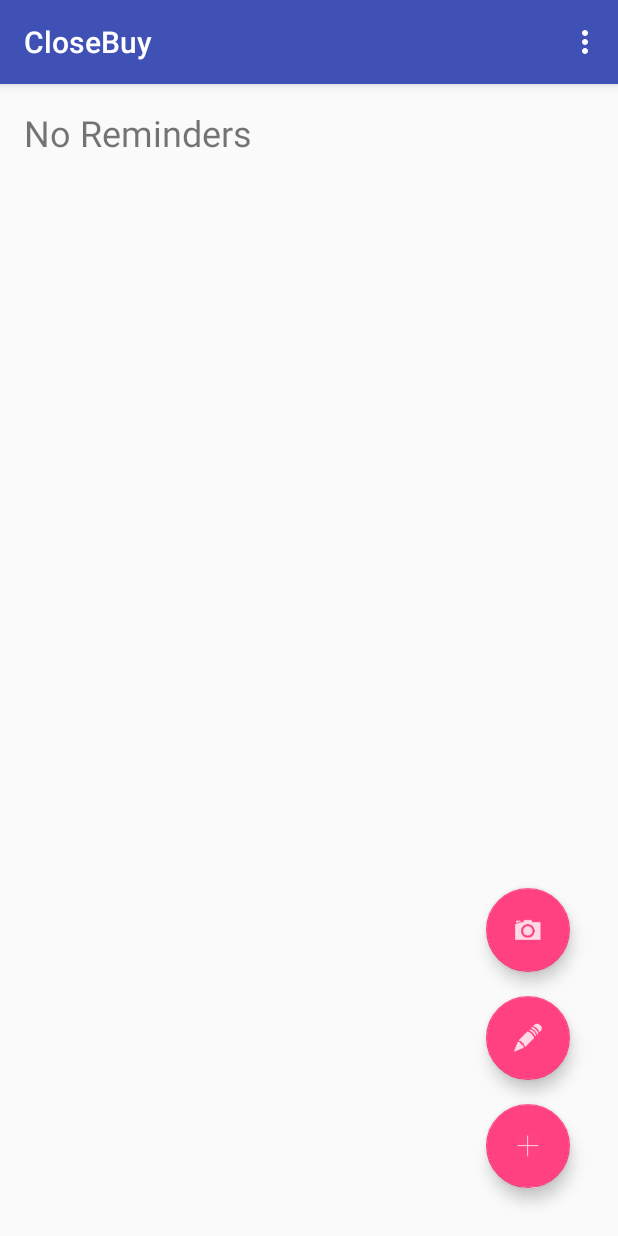
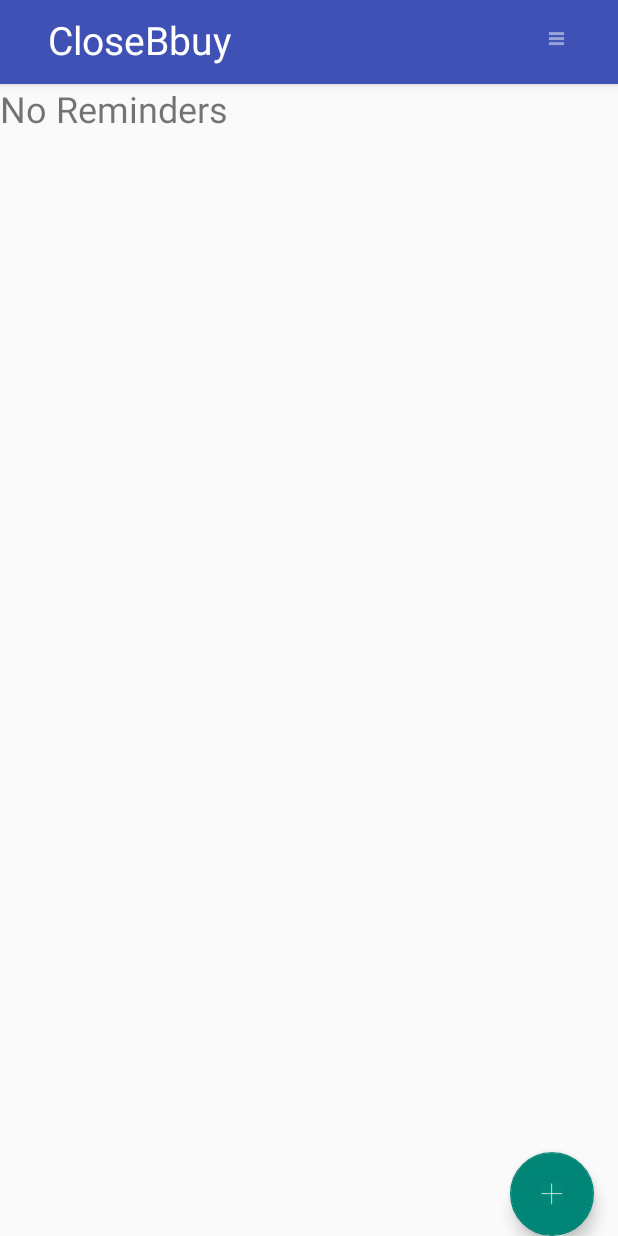
Before and after one commit to kbalouse/CloseBuy, an Android app: the screen it shows after launch (HomeActivity), after a tap on an icon or button, on a phone screen of 412 x 824 dp. Run offline under Robolectric (Android 15) with nearby library versions, the phone set to English and light mode, and no system bars; 1 other tap on this screen came first.

Commit message:
Created sliding drawer for the settings menu. Hooked up settings controls with app preferences. Got rid of action bar menu. Created custom app bar instead of using default.

```diff
--- a/CloseBuy/app/src/main/AndroidManifest.xml
+++ b/CloseBuy/app/src/main/AndroidManifest.xml
@@ -9,7 +9,7 @@
         android:icon="@mipmap/ic_launcher"
         android:label="@string/app_name"
         android:supportsRtl="true"
-        android:theme="@style/AppTheme" >
+        android:theme="@style/Theme.AppCompat.Light.NoActionBar" >
 
         <activity android:name=".HomeActivity" >
             <intent-filter>
--- a/CloseBuy/app/src/main/java/fourpointoh/closebuy/HomeActivity.java
+++ b/CloseBuy/app/src/main/java/fourpointoh/closebuy/HomeActivity.java
@@ -5,21 +5,23 @@
 import android.content.Intent;
 import android.content.SharedPreferences;
 import android.content.pm.PackageManager;
-import android.content.res.Resources;
 import android.support.design.widget.FloatingActionButton;
 import android.support.v4.app.ActivityCompat;
 import android.support.v4.content.ContextCompat;
+import android.support.v4.widget.DrawerLayout;
 import android.support.v7.app.AppCompatActivity;
 import android.os.Bundle;
 import android.util.Log;
 import android.view.ContextMenu;
-import android.view.Menu;
-import android.view.MenuInflater;
 import android.view.MenuItem;
+import android.view.MotionEvent;
 import android.view.View;
 import android.widget.AdapterView;
-import android.widget.Button;
+import android.widget.CompoundButton;
+import android.widget.ImageView;
 import android.widget.ListView;
+import android.widget.SeekBar;
+import android.widget.Switch;
 import android.widget.TextView;
 import android.widget.Toast;
 
@@ -35,20 +37,23 @@
     private final int MY_PERMISSIONS_REQUEST_ACCESS_FINE_LOCATION = 1;
     private boolean hasLocationPermission = false;
 
-    private Menu settingsMenu;
-
-    private String newItem;
-
     private ArrayList<ReminderItem> reminderItems;
     private ReminderItemArrayAdapter adapter;
     private DbHandle dbHandle;
     private SharedPreferences preferences;
+
+    private Switch notificationSwitch;
+    private SeekBar radiusSeekbar;
+    private SeekBar snoozeSeekbar;
 
     protected void onCreate(Bundle savedInstanceState) {
         super.onCreate(savedInstanceState);
         setContentView(R.layout.activity_home);
 
         Log.d(getString(R.string.log_tag), "onCreate()");
+
+        // Initialize the preferences
+        preferences = getPreferences(Context.MODE_PRIVATE);
 
         // Set the button pictures and click handlers
         FloatingActionButton add = (FloatingActionButton) findViewById(R.id.add);
@@ -98,6 +103,95 @@
             }
         });
 
+        notificationSwitch = (Switch) findViewById(R.id.notification_switch);
+        radiusSeekbar = (SeekBar) findViewById(R.id.radius_seekbar);
+        snoozeSeekbar = (SeekBar) findViewById(R.id.snooze_seekbar);
+
+        // Set listeners for settings menu
+        notificationSwitch.setOnCheckedChangeListener(new CompoundButton.OnCheckedChangeListener() {
+            @Override
+            public void onCheckedChanged(CompoundButton buttonView, boolean isChecked) {
+                if (isChecked && !isNotificationSettingOn()) {
+                    // Turn notifications on
+                    Log.d(getString(R.string.log_tag), "Turning notifications on");
+                    setNotificationSetting(true);
+                    Intent startServiceIntent = new Intent(getApplicationContext(), NotificationService.class);
+                    startService(startServiceIntent);
+                } else if (!isChecked && isNotificationSettingOn()) {
+                    // Turn notifications off
+                    Log.d(getString(R.string.log_tag), "Turning notifications off");
+                    setNotificationSetting(false);
+                    stopService(new Intent(getApplicationContext(), NotificationService.class));
+                }
+            }
+        });
+
+        radiusSeekbar.setOnSeekBarChangeListener(new SeekBar.OnSeekBarChangeListener() {
+            @Override
+            public void onProgressChanged(SeekBar seekBar, int progress, boolean fromUser) {
+                TextView tv = (TextView) findViewById(R.id.radius_setting_text);
+                tv.setText(progress + " meters");
+            }
+
+            @Override
+            public void onStartTrackingTouch(SeekBar seekBar) {
+            }
+            @Override
+            public void onStopTrackingTouch(SeekBar seekBar) {
+                int value = seekBar.getProgress();
+                Log.d(getString(R.string.log_tag), "set radius setting " + value);
+                setRadiusSetting(seekBar.getProgress());
+            }
+        });
+
+        snoozeSeekbar.setOnSeekBarChangeListener(new SeekBar.OnSeekBarChangeListener() {
+            @Override
+            public void onProgressChanged(SeekBar seekBar, int progress, boolean fromUser) {
+                TextView tv = (TextView) findViewById(R.id.snooze_setting_text);
+                tv.setText(progress + " minutes");
+            }
+
+            @Override
+            public void onStartTrackingTouch(SeekBar seekBar) {
+            }
+            @Override
+            public void onStopTrackingTouch(SeekBar seekBar) {
+                int value = seekBar.getProgress();
+                Log.d(getString(R.string.log_tag), "set snooze setting " + value);
+                setSnoozeSetting(value);
+            }
+        });
+
+        // Prevent left swipe on seek bar to close the drawer
+        radiusSeekbar.setOnTouchListener(new View.OnTouchListener() {
+            @Override
+            public boolean onTouch(View v, MotionEvent event) {
+                radiusSeekbar.getParent().requestDisallowInterceptTouchEvent(true);
+                return false;
+            }
+        });
+        snoozeSeekbar.setOnTouchListener(new View.OnTouchListener() {
+            @Override
+            public boolean onTouch(View v, MotionEvent event) {
+                snoozeSeekbar.getParent().requestDisallowInterceptTouchEvent(true);
+                return false;
+            }
+        });
+
+        // Settings menu button callback
+        ImageView menuIcon = (ImageView) findViewById(R.id.menu_button);
+        menuIcon.setOnClickListener(new View.OnClickListener() {
+            @Override
+            public void onClick(View v) {
+                View drawer = findViewById(R.id.sliding_drawer);
+                DrawerLayout root = (DrawerLayout) findViewById(R.id.root_layout);
+                root.openDrawer(drawer);
+            }
+        });
+
+        // Initialize settings UI controls according to saved settings
+        initializeSettingsUI();
+
         // Get a db handle
         dbHandle = ReminderItemDbHelper.getInstance(getApplicationContext());
 
@@ -122,10 +216,8 @@
         // Register the list view to create context menus when list items are long pressed
         registerForContextMenu(listView);
 
-        // Initialize the preferences
-        preferences = getPreferences(Context.MODE_PRIVATE);
-
-
+        // Need to ask permission in Android devices 6.0 (API 23) or higher
+        askUserForLocationPermission();
     }
 
     @Override
@@ -148,69 +240,13 @@
         Log.d(getString(R.string.log_tag), "onDestroy()");
     }
 
-    @Override
-    public boolean onCreateOptionsMenu(Menu menu) {
-        Log.d(getString(R.string.log_tag), "onCreateOptionsMenu()");
-        MenuInflater inflater = getMenuInflater();
-        inflater.inflate(R.menu.home_menu, menu);
-        super.onCreateOptionsMenu(menu);
-        settingsMenu = menu;
-
-        //if (hasLocationPermission) {
-        //    initializeNotificationService();
-        //}
-
-        // Need to ask permission in Android devices 6.0 (API 23) or higher
-        askUserForLocationPermission();
-
-        return true;
-    }
-
-    @Override
-    public boolean onOptionsItemSelected(MenuItem menuItem) {
-        if (hasLocationPermission) {
-            switch (menuItem.getItemId()) {
-                case R.id.action_notifications:
-                    // Check the current notification setting, and switch it
-                    boolean isNotificationsOn = isNotificationSettingOn();
-
-                    if (isNotificationsOn) {
-                        // Turn notifications off
-                        Log.d(getString(R.string.log_tag), "Turning notifications off");
-                        stopService(new Intent(getApplicationContext(), NotificationService.class));
-
-                        menuItem.setTitle(getString(R.string.turn_notifications_on));
-                    } else {
-                        // Turn notifications on
-                        Log.d(getString(R.string.log_tag), "Turning notifications on");
-                        Intent startServiceIntent = new Intent(getApplicationContext(), NotificationService.class);
-                        startService(startServiceIntent);
-
-                        menuItem.setTitle(getString(R.string.turn_notifications_off));
-                    }
-
-                    setNotificationSetting(!isNotificationsOn);
-                    break;
-
-                default:
-                    Log.d(getString(R.string.log_tag), "unknown menu item clicked");
-                    return super.onOptionsItemSelected(menuItem);
-            }
-        } else {
-            Toast.makeText(this ,"You have not granted this app permission to access your location", Toast.LENGTH_LONG).show();
-        }
-
-        return true;
-    }
-
     private void initializeNotificationService() {
-        MenuItem item = (MenuItem) settingsMenu.findItem(R.id.action_notifications);
-
         // Start the notification service if it the first time opening the app
         boolean isFirstLaunch = preferences.getBoolean(getString(R.string.first_app_launch), true);
         if (isFirstLaunch) {
             // Start the notification service
             Log.d(getString(R.string.log_tag), "First launch, starting notification service");
+            setNotificationSetting(true);
             Intent startServiceIntent = new Intent(getApplicationContext(), NotificationService.class);
             startService(startServiceIntent);
 
@@ -220,10 +256,10 @@
 
         // Set the correct notification setting title based on preferences
         if (isNotificationSettingOn()) {
-            item.setTitle(getString(R.string.turn_notifications_off));
+            notificationSwitch.setChecked(true);
             Log.d(getString(R.string.log_tag), "Notifications are on");
         } else {
-            item.setTitle(getString(R.string.turn_notifications_on));
+            notificationSwitch.setChecked(false);
             Log.d(getString(R.string.log_tag), "Notifications are off");
         }
     }
@@ -321,6 +357,24 @@
         preferences.edit().putBoolean(getString(R.string.notification_setting), value).apply();
     }
 
+    private int getRadiusSetting() {
+        int defaultValue = getResources().getInteger(R.integer.default_radius_setting);
+        return preferences.getInt(getString(R.string.radius_setting), defaultValue);
+    }
+
+    private void setRadiusSetting(int value) {
+        preferences.edit().putInt(getString(R.string.radius_setting), value).apply();
+    }
+
+    private int getSnoozeSetting() {
+        int defaultValue = getResources().getInteger(R.integer.default_snooze_setting);
+        return preferences.getInt(getString(R.string.snooze_setting), defaultValue);
+    }
+
+    private void setSnoozeSetting(int value) {
+        preferences.edit().putInt(getString(R.string.snooze_setting), value).apply();
+    }
+
     private void askUserForLocationPermission() {
         if (ContextCompat.checkSelfPermission(this,
                 Manifest.permission.ACCESS_FINE_LOCATION)
@@ -379,4 +433,12 @@
             }
         }
     }
+
+    private void initializeSettingsUI() {
+        int radius = getRadiusSetting();
+        int snooze = getSnoozeSetting();
+
+        radiusSeekbar.setProgress(radius);
+        snoozeSeekbar.setProgress(snooze);
+    }
 }
--- a/CloseBuy/app/src/main/res/layout/activity_home.xml
+++ b/CloseBuy/app/src/main/res/layout/activity_home.xml
@@ -1,53 +1,14 @@
 <?xml version="1.0" encoding="utf-8"?>
-<RelativeLayout xmlns:android="http://schemas.android.com/apk/res/android"
+<android.support.v4.widget.DrawerLayout xmlns:android="http://schemas.android.com/apk/res/android"
     xmlns:tools="http://schemas.android.com/tools" android:layout_width="match_parent"
-    android:layout_height="match_parent" android:paddingLeft="@dimen/activity_horizontal_margin"
-    android:paddingRight="@dimen/activity_horizontal_margin"
-    android:paddingTop="@dimen/activity_vertical_margin"
-    android:paddingBottom="@dimen/activity_vertical_margin" tools:context=".HomeActivity">
+    android:layout_height="match_parent"
+    tools:context=".HomeActivity"
+    android:id="@+id/root_layout">
 
-    <ListView
-        android:id="@+id/item_list"
-        android:layout_width="match_parent"
-        android:layout_height="wrap_content" />
+    <include
+        layout="@layout/home" />
 
-    <TextView
-        android:id="@+id/no_reminders"
-        android:layout_width="match_parent"
-        android:layout_height="wrap_content"
-        android:text="No Reminders"
-        android:layout_centerHorizontal="true"
-        android:textSize="24sp" />
+    <include
+        layout="@layout/menu_drawer" />
 
-    <android.support.design.widget.FloatingActionButton
-        android:id="@+id/add"
-        android:layout_height="wrap_content"
-        android:layout_width="wrap_content"
-        android:layout_alignParentBottom="true"
-        android:layout_alignEnd="@+id/item_list"
-        android:layout_marginRight="16dp"
-        android:layout_marginBottom="16dp" />
-
-    <android.support.design.widget.FloatingActionButton
-        android:id="@+id/add_photo"
-        android:layout_height="wrap_content"
-        android:layout_width="wrap_content"
-        android:layout_gravity="bottom"
-        android:layout_alignEnd="@+id/item_list"
-        android:layout_above="@+id/add_text"
-        android:layout_marginRight="16dp"
-        android:layout_marginBottom="16dp"
-        android:visibility="gone" />
-
-    <android.support.design.widget.FloatingActionButton
-        android:id="@+id/add_text"
-        android:layout_height="wrap_content"
-        android:layout_width="wrap_content"
-        android:layout_gravity="bottom"
-        android:layout_alignEnd="@+id/item_list"
-        android:layout_above="@+id/add"
-        android:layout_marginRight="16dp"
-        android:layout_marginBottom="16dp"
-        android:visibility="gone" />
-
-</RelativeLayout>
+</android.support.v4.widget.DrawerLayout>
--- /dev/null
+++ b/CloseBuy/app/src/main/res/layout/home.xml
@@ -0,0 +1,60 @@
+<?xml version="1.0" encoding="utf-8"?>
+<RelativeLayout xmlns:android="http://schemas.android.com/apk/res/android"
+    android:layout_width="match_parent" android:layout_height="match_parent">
+
+    <include
+        android:id="@+id/my_toolbar"
+        layout="@layout/toolbar" />
+
+    <RelativeLayout
+        android:layout_width="match_parent"
+        android:layout_height="wrap_content"
+        android:layout_below="@id/my_toolbar">
+
+        <ListView
+            android:id="@+id/item_list"
+            android:layout_width="match_parent"
+            android:layout_height="wrap_content" />
+
+        <TextView
+            android:id="@+id/no_reminders"
+            android:layout_width="match_parent"
+            android:layout_height="wrap_content"
+            android:text="No Reminders"
+            android:layout_centerHorizontal="true"
+            android:textSize="24sp" />
+
+        <android.support.design.widget.FloatingActionButton
+            android:id="@+id/add"
+            android:layout_height="wrap_content"
+            android:layout_width="wrap_content"
+            android:layout_alignParentBottom="true"
+            android:layout_alignEnd="@+id/item_list"
+            android:layout_marginRight="16dp"
+            android:layout_marginBottom="16dp" />
+
+        <android.support.design.widget.FloatingActionButton
+            android:id="@+id/add_photo"
+            android:layout_height="wrap_content"
+            android:layout_width="wrap_content"
+            android:layout_gravity="bottom"
+            android:layout_alignEnd="@+id/item_list"
+            android:layout_above="@+id/add_text"
+            android:layout_marginRight="16dp"
+            android:layout_marginBottom="16dp"
+            android:visibility="gone" />
+
+        <android.support.design.widget.FloatingActionButton
+            android:id="@+id/add_text"
+            android:layout_height="wrap_content"
+            android:layout_width="wrap_content"
+            android:layout_gravity="bottom"
+            android:layout_alignEnd="@+id/item_list"
+            android:layout_above="@+id/add"
+            android:layout_marginRight="16dp"
+            android:layout_marginBottom="16dp"
+            android:visibility="gone" />
+
+    </RelativeLayout>
+
+</RelativeLayout>
--- /dev/null
+++ b/CloseBuy/app/src/main/res/layout/toolbar.xml
@@ -0,0 +1,30 @@
+<?xml version="1.0" encoding="utf-8"?>
+<RelativeLayout xmlns:android="http://schemas.android.com/apk/res/android"
+    android:layout_width="match_parent"
+    android:layout_height="56dp"
+    android:gravity="bottom"
+    android:elevation="4dp"
+    android:paddingLeft="16dp"
+    android:paddingRight="16dp"
+    android:background="@color/colorPrimary"
+    android:theme="@style/ThemeOverlay.AppCompat.ActionBar">
+
+    <TextView
+        android:layout_width="wrap_content"
+        android:layout_height="wrap_content"
+        android:layout_alignParentStart="true"
+        android:paddingBottom="12dp"
+        android:paddingStart="16dp"
+        android:text="CloseBbuy"
+        android:textSize="26dp"
+        android:textColor="#FFFFFF" />
+
+    <ImageView
+        android:id="@+id/menu_button"
+        android:layout_width="34dp"
+        android:layout_height="34dp"
+        android:paddingRight="16dp"
+        android:layout_alignParentRight="true"
+        android:src="@drawable/ic_menu"/>
+
+</RelativeLayout>
--- a/CloseBuy/app/src/main/res/menu/home_menu.xml
+++ b/CloseBuy/app/src/main/res/menu/home_menu.xml
@@ -1,6 +1,9 @@
 <?xml version="1.0" encoding="utf-8"?>
-<menu xmlns:android="http://schemas.android.com/apk/res/android">
+<menu xmlns:android="http://schemas.android.com/apk/res/android"
+    xmlns:app="http://schemas.android.com/apk/res-auto">
     <item android:id="@+id/action_notifications"
         android:icon="@drawable/add_photo_image"
-        android:title="@string/notification_setting_title" />
+        android:title="@string/notification_setting_title"
+        app:showAsAction="never"
+        />
 </menu>
--- a/CloseBuy/app/src/main/res/values/defaults.xml
+++ b/CloseBuy/app/src/main/res/values/defaults.xml
@@ -1,4 +1,9 @@
 <?xml version="1.0" encoding="utf-8"?>
 <resources>
     <bool name="default_notification_setting">true</bool>
+    <integer name="default_radius_setting">75</integer>
+    <integer name="default_snooze_setting">120</integer>
+
+    <integer name="radius_max">500</integer>
+    <integer name="snooze_max">360</integer>
 </resources>
--- a/CloseBuy/app/src/main/res/values/strings.xml
+++ b/CloseBuy/app/src/main/res/values/strings.xml
@@ -2,6 +2,8 @@
     <!--identifier strings (string keys)-->
     <string name="log_tag">log_tag</string>
     <string name="notification_setting">fourpointoh.closebuy.notification_setting</string>
+    <string name="radius_setting">fourpointoh.closebuy.radius_setting</string>
+    <string name="snooze_setting">fourpointoh.closebuy.snooze_setting</string>
     <string name="update_action">fourpointoh.closebuy.update_intent_action</string>
     <string name="first_app_launch">fourpointoh.closebuy.first_app_launch</string>
 
--- a/CloseBuy/app/src/main/res/values/styles.xml
+++ b/CloseBuy/app/src/main/res/values/styles.xml
@@ -1,7 +1,7 @@
 <resources>
 
     <!-- Base application theme. -->
-    <style name="AppTheme" parent="Theme.AppCompat.Light.DarkActionBar">
+    <style name="AppTheme" parent="Theme.AppCompat.Light.NoActionBar">
         <!-- Customize your theme here. -->
         <item name="colorPrimary">@color/colorPrimary</item>
         <item name="colorPrimaryDark">@color/colorPrimaryDark</item>
```
Also changed, not shown: CloseBuy/app/src/main/res/layout/menu_drawer.xml (added, +87 -0 lines), CloseBuy/app/src/main/res/drawable-hdpi/ic_menu.png (added), CloseBuy/app/src/main/res/drawable-mdpi/ic_menu.png (added), CloseBuy/app/src/main/res/drawable-xhdpi/ic_menu.png (added), CloseBuy/app/src/main/res/drawable-xxhdpi/ic_menu.png (added).
